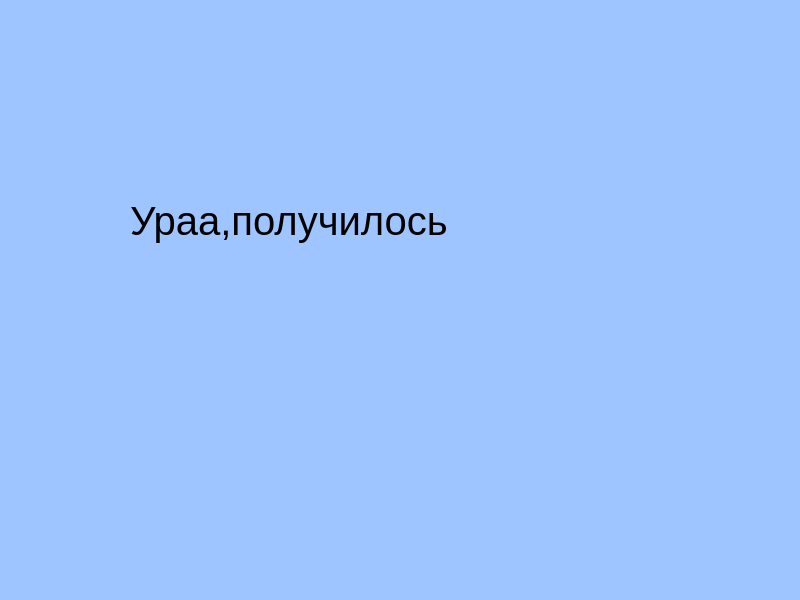
Above: mainwindow.ui from One-Touch-Organization/Login-screen before the change. Below: the same form after it.
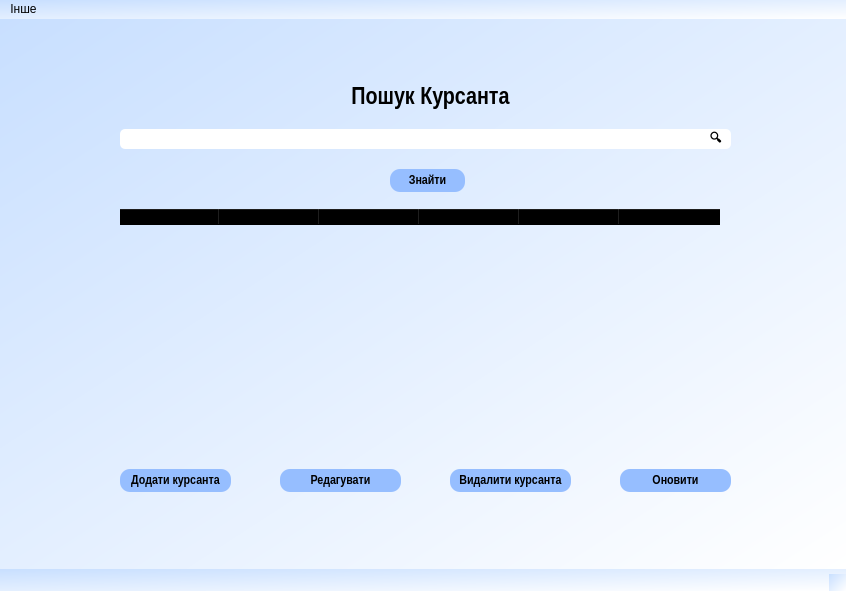
That is the form after the change.

Diff of the .ui file:
```diff
--- a/mainwindow.ui
+++ b/mainwindow.ui
@@ -6,44 +6,501 @@
    <rect>
     <x>0</x>
     <y>0</y>
-    <width>800</width>
-    <height>600</height>
+    <width>846</width>
+    <height>591</height>
    </rect>
   </property>
   <property name="windowTitle">
    <string>MainWindow</string>
   </property>
   <property name="styleSheet">
-   <string notr="true">background-color: rgb(158, 197, 255);</string>
+   <string notr="true">background-color: rgb(217, 223, 255);
+background-color: qlineargradient(spread:pad, x1:0, y1:0, x2:1, y2:1, stop:0 rgba(200, 223, 255, 255), stop:1 rgba(255, 255, 255, 255));</string>
+  </property>
+  <property name="iconSize">
+   <size>
+    <width>16</width>
+    <height>9</height>
+   </size>
   </property>
   <widget class="QWidget" name="centralwidget">
+   <widget class="QLineEdit" name="lineEdit">
+    <property name="geometry">
+     <rect>
+      <x>120</x>
+      <y>110</y>
+      <width>611</width>
+      <height>20</height>
+     </rect>
+    </property>
+    <property name="styleSheet">
+     <string notr="true">background-color: rgb(255, 255, 255);
+	border-radius: 5px;
+</string>
+    </property>
+    <property name="text">
+     <string/>
+    </property>
+   </widget>
    <widget class="QLabel" name="label">
     <property name="geometry">
      <rect>
-      <x>130</x>
-      <y>110</y>
-      <width>561</width>
-      <height>221</height>
+      <x>300</x>
+      <y>60</y>
+      <width>261</width>
+      <height>41</height>
      </rect>
     </property>
+    <property name="font">
+     <font>
+      <family>Arial Narrow</family>
+      <pointsize>18</pointsize>
+      <weight>75</weight>
+      <bold>true</bold>
+     </font>
+    </property>
+    <property name="autoFillBackground">
+     <bool>false</bool>
+    </property>
     <property name="styleSheet">
-     <string notr="true">font-size:30pt;
+     <string notr="true">background-color:rgba(0,0,0,0%);</string>
+    </property>
+    <property name="text">
+     <string>&lt;html&gt;&lt;head/&gt;&lt;body&gt;&lt;p align=&quot;center&quot;&gt;Пошук Курсанта&lt;/p&gt;&lt;/body&gt;&lt;/html&gt;</string>
+    </property>
+   </widget>
+   <widget class="QPushButton" name="pushButton">
+    <property name="geometry">
+     <rect>
+      <x>390</x>
+      <y>150</y>
+      <width>75</width>
+      <height>23</height>
+     </rect>
+    </property>
+    <property name="font">
+     <font>
+      <family>Arial Narrow</family>
+      <pointsize>10</pointsize>
+      <weight>75</weight>
+      <bold>true</bold>
+     </font>
+    </property>
+    <property name="styleSheet">
+     <string notr="true">QPushButton {
+	background-color: rgb(150, 190, 255);
+	border-radius: 10px;
+}
+QPushButton:hover{
+    background-color: rgb(100, 130, 220);
+}
+QPushButton:pressed{
+    background-color: rgb(150, 190, 255);
+}</string>
+    </property>
+    <property name="text">
+     <string>Знайти</string>
+    </property>
+   </widget>
+   <widget class="QTableWidget" name="tableWidget">
+    <property name="enabled">
+     <bool>true</bool>
+    </property>
+    <property name="geometry">
+     <rect>
+      <x>120</x>
+      <y>190</y>
+      <width>611</width>
+      <height>241</height>
+     </rect>
+    </property>
+    <property name="font">
+     <font>
+      <family>Arial Narrow</family>
+      <pointsize>10</pointsize>
+      <weight>75</weight>
+      <bold>true</bold>
+     </font>
+    </property>
+    <property name="styleSheet">
+     <string notr="true">background-color:rgba(0,0,0,0%);
+border:rgba(0,0,0,0%);
+
 </string>
     </property>
+    <column>
+     <property name="text">
+      <string>ПІБ</string>
+     </property>
+     <property name="font">
+      <font>
+       <family>Arial Narrow</family>
+       <pointsize>9</pointsize>
+       <weight>75</weight>
+       <bold>true</bold>
+      </font>
+     </property>
+     <property name="background">
+      <color>
+       <red>201</red>
+       <green>187</green>
+       <blue>255</blue>
+      </color>
+     </property>
+     <property name="foreground">
+      <brush brushstyle="SolidPattern">
+       <color alpha="255">
+        <red>0</red>
+        <green>0</green>
+        <blue>0</blue>
+       </color>
+      </brush>
+     </property>
+    </column>
+    <column>
+     <property name="text">
+      <string>Військове звання</string>
+     </property>
+     <property name="font">
+      <font>
+       <family>Arial Narrow</family>
+       <pointsize>9</pointsize>
+       <weight>75</weight>
+       <bold>true</bold>
+      </font>
+     </property>
+    </column>
+    <column>
+     <property name="text">
+      <string>Курс</string>
+     </property>
+     <property name="font">
+      <font>
+       <family>Arial Narrow</family>
+       <pointsize>9</pointsize>
+       <weight>75</weight>
+       <bold>true</bold>
+      </font>
+     </property>
+    </column>
+    <column>
+     <property name="text">
+      <string>Група</string>
+     </property>
+     <property name="font">
+      <font>
+       <family>Arial Narrow</family>
+       <pointsize>9</pointsize>
+       <weight>75</weight>
+       <bold>true</bold>
+      </font>
+     </property>
+    </column>
+    <column>
+     <property name="text">
+      <string>Середній бал</string>
+     </property>
+     <property name="font">
+      <font>
+       <family>Arial Narrow</family>
+       <pointsize>9</pointsize>
+       <weight>75</weight>
+       <bold>true</bold>
+      </font>
+     </property>
+    </column>
+    <column>
+     <property name="text">
+      <string>Адреса</string>
+     </property>
+     <property name="font">
+      <font>
+       <family>Arial Narrow</family>
+       <pointsize>9</pointsize>
+       <weight>75</weight>
+       <bold>true</bold>
+      </font>
+     </property>
+    </column>
+   </widget>
+   <widget class="QPushButton" name="pushButton_2">
+    <property name="geometry">
+     <rect>
+      <x>120</x>
+      <y>450</y>
+      <width>111</width>
+      <height>23</height>
+     </rect>
+    </property>
+    <property name="font">
+     <font>
+      <family>Arial Narrow</family>
+      <pointsize>10</pointsize>
+      <weight>75</weight>
+      <italic>false</italic>
+      <bold>true</bold>
+     </font>
+    </property>
+    <property name="styleSheet">
+     <string notr="true">QPushButton {
+	background-color: rgb(150, 190, 255);
+	border-radius: 10px;
+}
+QPushButton:hover{
+    background-color: rgb(100, 130, 220);
+}
+QPushButton:pressed{
+    background-color: rgb(150, 190, 255);
+}</string>
+    </property>
     <property name="text">
-     <string>Ураа,получилось</string>
+     <string>Додати курсанта</string>
     </property>
    </widget>
+   <widget class="QPushButton" name="pushButton_3">
+    <property name="geometry">
+     <rect>
+      <x>280</x>
+      <y>450</y>
+      <width>121</width>
+      <height>23</height>
+     </rect>
+    </property>
+    <property name="font">
+     <font>
+      <family>Arial Narrow</family>
+      <pointsize>10</pointsize>
+      <weight>75</weight>
+      <bold>true</bold>
+     </font>
+    </property>
+    <property name="styleSheet">
+     <string notr="true">QPushButton {
+	background-color: rgb(150, 190, 255);
+	border-radius: 10px;
+}
+QPushButton:hover{
+    background-color: rgb(100, 130, 220);
+}
+QPushButton:pressed{
+    background-color: rgb(150, 190, 255);
+}</string>
+    </property>
+    <property name="text">
+     <string>Редагувати</string>
+    </property>
+   </widget>
+   <widget class="QPushButton" name="pushButton_4">
+    <property name="geometry">
+     <rect>
+      <x>450</x>
+      <y>450</y>
+      <width>121</width>
+      <height>23</height>
+     </rect>
+    </property>
+    <property name="font">
+     <font>
+      <family>Arial Narrow</family>
+      <pointsize>10</pointsize>
+      <weight>75</weight>
+      <bold>true</bold>
+     </font>
+    </property>
+    <property name="styleSheet">
+     <string notr="true">QPushButton {
+	background-color: rgb(150, 190, 255);
+	border-radius: 10px;
+}
+QPushButton:hover{
+    background-color: rgb(100, 130, 220);
+}
+QPushButton:pressed{
+    background-color: rgb(150, 190, 255);
+}</string>
+    </property>
+    <property name="text">
+     <string>Видалити курсанта</string>
+    </property>
+   </widget>
+   <widget class="QPushButton" name="pushButton_5">
+    <property name="geometry">
+     <rect>
+      <x>620</x>
+      <y>450</y>
+      <width>111</width>
+      <height>23</height>
+     </rect>
+    </property>
+    <property name="palette">
+     <palette>
+      <active>
+       <colorrole role="Button">
+        <brush brushstyle="SolidPattern">
+         <color alpha="255">
+          <red>150</red>
+          <green>190</green>
+          <blue>255</blue>
+         </color>
+        </brush>
+       </colorrole>
+       <colorrole role="Base">
+        <brush brushstyle="SolidPattern">
+         <color alpha="255">
+          <red>150</red>
+          <green>190</green>
+          <blue>255</blue>
+         </color>
+        </brush>
+       </colorrole>
+       <colorrole role="Window">
+        <brush brushstyle="SolidPattern">
+         <color alpha="255">
+          <red>150</red>
+          <green>190</green>
+          <blue>255</blue>
+         </color>
+        </brush>
+       </colorrole>
+      </active>
+      <inactive>
+       <colorrole role="Button">
+        <brush brushstyle="SolidPattern">
+         <color alpha="255">
+          <red>150</red>
+          <green>190</green>
+          <blue>255</blue>
+         </color>
+        </brush>
+       </colorrole>
+       <colorrole role="Base">
+        <brush brushstyle="SolidPattern">
+         <color alpha="255">
+          <red>150</red>
+          <green>190</green>
+          <blue>255</blue>
+         </color>
+        </brush>
+       </colorrole>
+       <colorrole role="Window">
+        <brush brushstyle="SolidPattern">
+         <color alpha="255">
+          <red>150</red>
+          <green>190</green>
+          <blue>255</blue>
+         </color>
+        </brush>
+       </colorrole>
+      </inactive>
+      <disabled>
+       <colorrole role="Button">
+        <brush brushstyle="SolidPattern">
+         <color alpha="255">
+          <red>150</red>
+          <green>190</green>
+          <blue>255</blue>
+         </color>
+        </brush>
+       </colorrole>
+       <colorrole role="Base">
+        <brush brushstyle="SolidPattern">
+         <color alpha="255">
+          <red>150</red>
+          <green>190</green>
+          <blue>255</blue>
+         </color>
+        </brush>
+       </colorrole>
+       <colorrole role="Window">
+        <brush brushstyle="SolidPattern">
+         <color alpha="255">
+          <red>150</red>
+          <green>190</green>
+          <blue>255</blue>
+         </color>
+        </brush>
+       </colorrole>
+      </disabled>
+     </palette>
+    </property>
+    <property name="font">
+     <font>
+      <family>Arial Narrow</family>
+      <pointsize>10</pointsize>
+      <weight>75</weight>
+      <italic>false</italic>
+      <bold>true</bold>
+     </font>
+    </property>
+    <property name="mouseTracking">
+     <bool>false</bool>
+    </property>
+    <property name="styleSheet">
+     <string notr="true">QPushButton {
+	background-color: rgb(150, 190, 255);
+	border-radius: 10px;
+}
+QPushButton:hover{
+    background-color: rgb(100, 130, 220);
+}
+QPushButton:pressed{
+    background-color: rgb(150, 190, 255);
+}</string>
+    </property>
+    <property name="text">
+     <string>Оновити</string>
+    </property>
+   </widget>
+   <widget class="QLabel" name="label_2">
+    <property name="geometry">
+     <rect>
+      <x>710</x>
+      <y>110</y>
+      <width>47</width>
+      <height>21</height>
+     </rect>
+    </property>
+    <property name="styleSheet">
+     <string notr="true">background-color:rgba(0,0,0,0%);</string>
+    </property>
+    <property name="text">
+     <string>&lt;html&gt;&lt;head/&gt;&lt;body&gt;&lt;p&gt;&lt;span style=&quot; font-weight:600;&quot;&gt;🔍&lt;/span&gt;&lt;/p&gt;&lt;/body&gt;&lt;/html&gt;</string>
+    </property>
+   </widget>
+   <zorder>label</zorder>
+   <zorder>lineEdit</zorder>
+   <zorder>pushButton</zorder>
+   <zorder>tableWidget</zorder>
+   <zorder>pushButton_2</zorder>
+   <zorder>pushButton_3</zorder>
+   <zorder>pushButton_4</zorder>
+   <zorder>pushButton_5</zorder>
+   <zorder>label_2</zorder>
   </widget>
   <widget class="QMenuBar" name="menubar">
    <property name="geometry">
     <rect>
      <x>0</x>
      <y>0</y>
-     <width>800</width>
-     <height>26</height>
+     <width>846</width>
+     <height>21</height>
     </rect>
    </property>
+   <widget class="QMenu" name="menu">
+    <property name="font">
+     <font>
+      <family>Arial Narrow</family>
+      <pointsize>8</pointsize>
+      <weight>75</weight>
+      <bold>true</bold>
+     </font>
+    </property>
+    <property name="title">
+     <string>Інше</string>
+    </property>
+    <addaction name="action_8"/>
+   </widget>
+   <addaction name="menu"/>
   </widget>
   <widget class="QStatusBar" name="statusbar"/>
  </widget>
```
Left out of the diff: 37 changed lines with no effect on the pictures.
